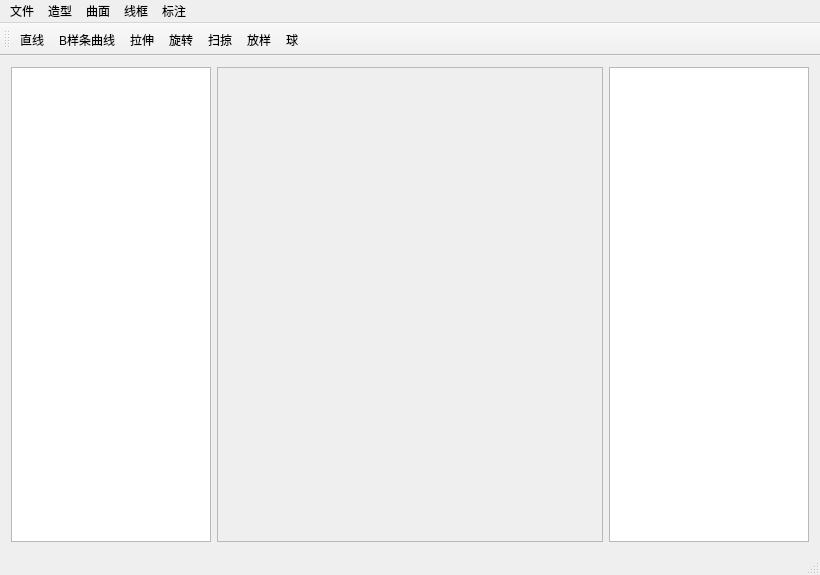
kuaidy/learnopengl, file Bim/BimMainWindow.ui: the form before one commit.
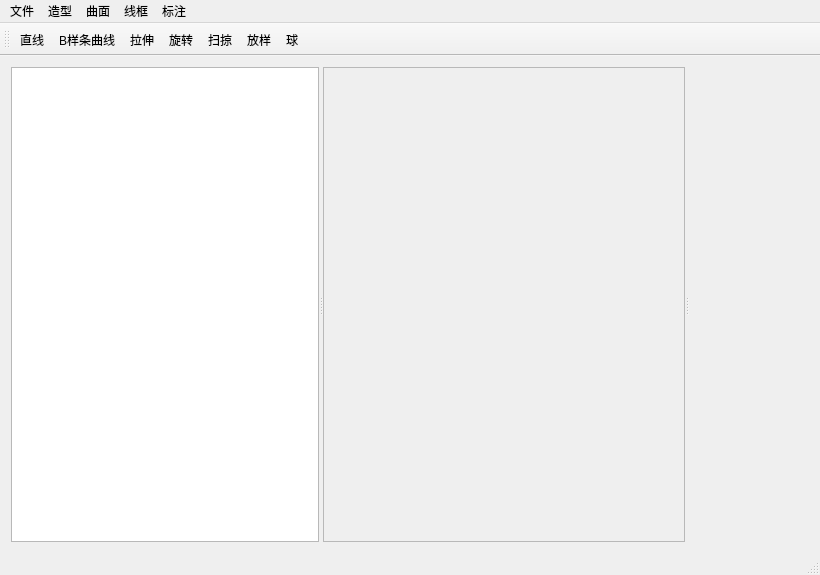
The form after the commit. Custom widgets are drawn as their Qt base class.

The edit to the form file:
```diff
--- a/Bim/BimMainWindow.ui
+++ b/Bim/BimMainWindow.ui
@@ -17,19 +17,27 @@
    <property name="enabled">
     <bool>true</bool>
    </property>
-   <layout class="QHBoxLayout" name="horizontalLayout">
-    <item>
-     <widget class="QTreeView" name="treeView">
+   <layout class="QGridLayout" name="gridLayout">
+    <item row="0" column="0">
+     <widget class="QSplitter" name="splitter">
+      <property name="orientation">
+       <enum>Qt::Horizontal</enum>
+      </property>
+      <widget class="QTreeView" name="sceneTree">
       <property name="maximumSize">
        <size>
-        <width>200</width>
+         <width>16777215</width>
         <height>16777215</height>
        </size>
       </property>
      </widget>
-    </item>
-    <item>
      <widget class="QFrame" name="frameopengl">
+       <property name="minimumSize">
+        <size>
+         <width>300</width>
+         <height>0</height>
+        </size>
+       </property>
       <property name="frameShape">
        <enum>QFrame::StyledPanel</enum>
       </property>
@@ -37,15 +45,7 @@
        <enum>QFrame::Raised</enum>
       </property>
      </widget>
-    </item>
-    <item>
-     <widget class="QTreeView" name="treeView_2">
-      <property name="maximumSize">
-       <size>
-        <width>200</width>
-        <height>16777215</height>
-       </size>
-      </property>
+      <widget class="QtTreePropertyBrowser" name="browserProperty" native="true"/>
      </widget>
     </item>
    </layout>
@@ -173,6 +173,14 @@
   </action>
  </widget>
  <layoutdefault spacing="6" margin="11"/>
+ <customwidgets>
+  <customwidget>
+   <class>QtTreePropertyBrowser</class>
+   <extends>QWidget</extends>
+   <header>qttreepropertybrowser.h</header>
+   <container>1</container>
+  </customwidget>
+ </customwidgets>
  <resources>
   <include location="Bim.qrc"/>
  </resources>
```
Lines whose indentation alone changed are shown as unchanged.
